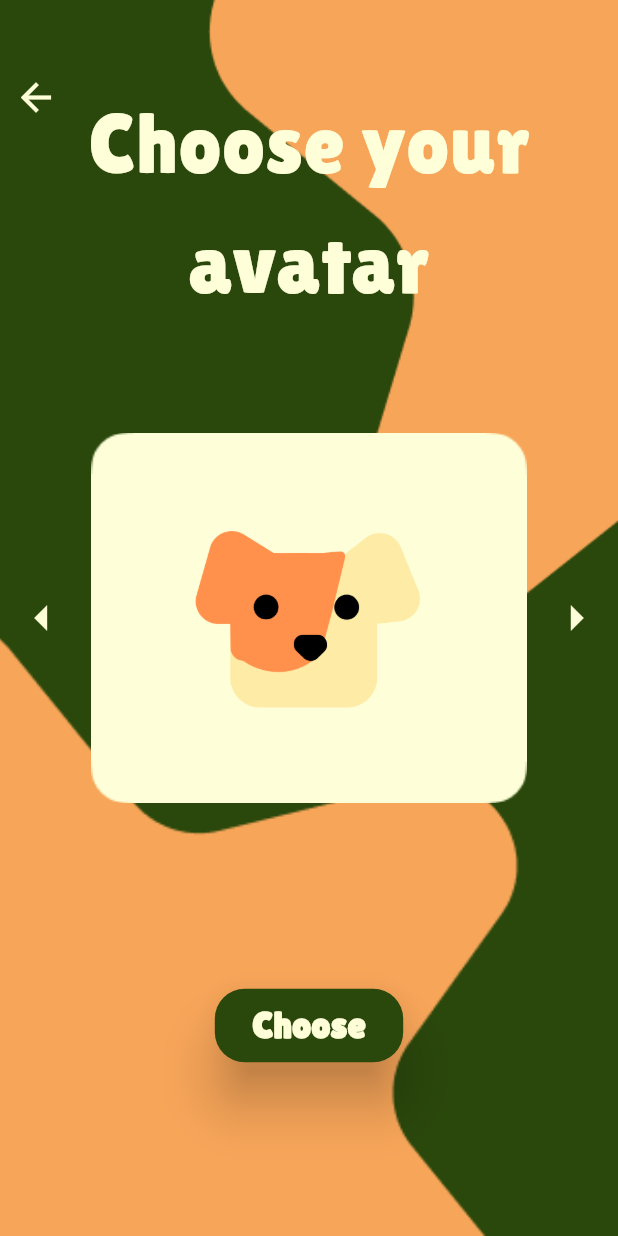
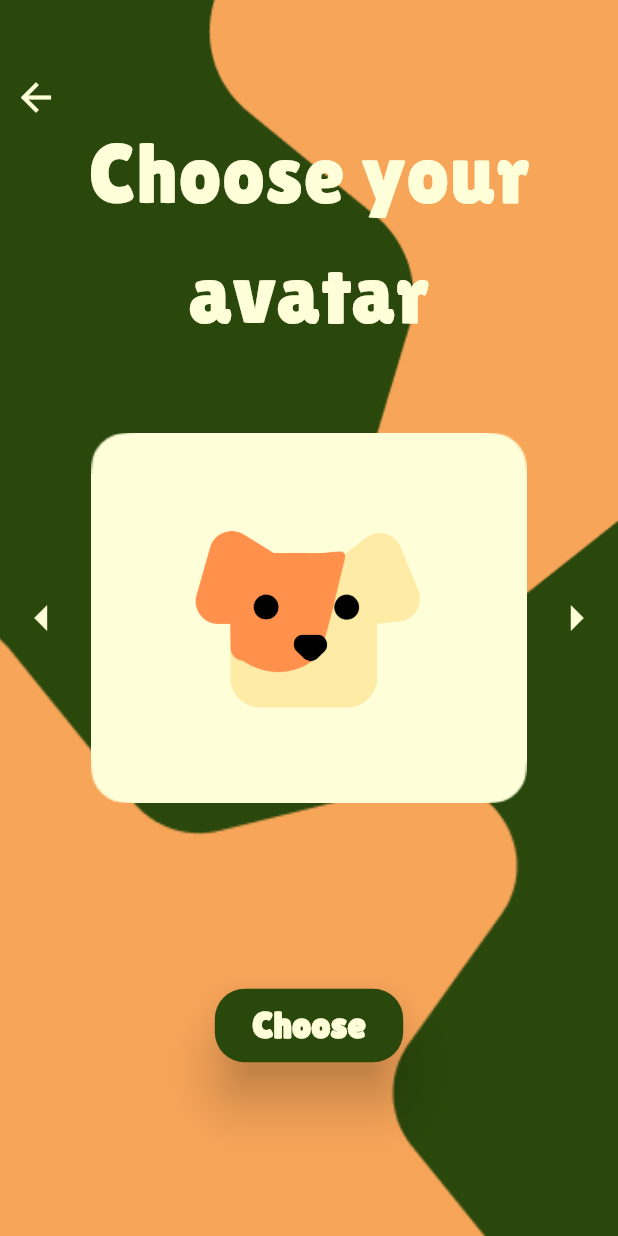
Before and after one commit to amela-akija/animattio_mobile_app, a Flutter app: the AvatarPage screen opened directly, on a phone screen of 412 x 824 dp. Run offline on Flutter 3.47's test engine with Material 3 defaults, Android fonts, the phone set to English and light mode, and no system bars; our stand-ins replace cloud_firestore, firebase_auth, firebase_core, flutter_local_notifications, get, get_storage and 2 more; accounts and stored records are empty; generated files the repository leaves out were written again.

Commit message:
avatar title changes

```diff
--- a/lib/pages/user_pages/avatar_page.dart
+++ b/lib/pages/user_pages/avatar_page.dart
@@ -191,7 +191,7 @@ class _ChosenAvatarState extends State<AvatarPage> {
             child: Column(
               mainAxisAlignment: MainAxisAlignment.start,
               children: <Widget>[
-                const SizedBox(height: 55),
+                const SizedBox(height: 75),
                 Text(
                   pageTitle,
                   textAlign: TextAlign.center,
```
Also changed, not shown: pubspec.lock.
